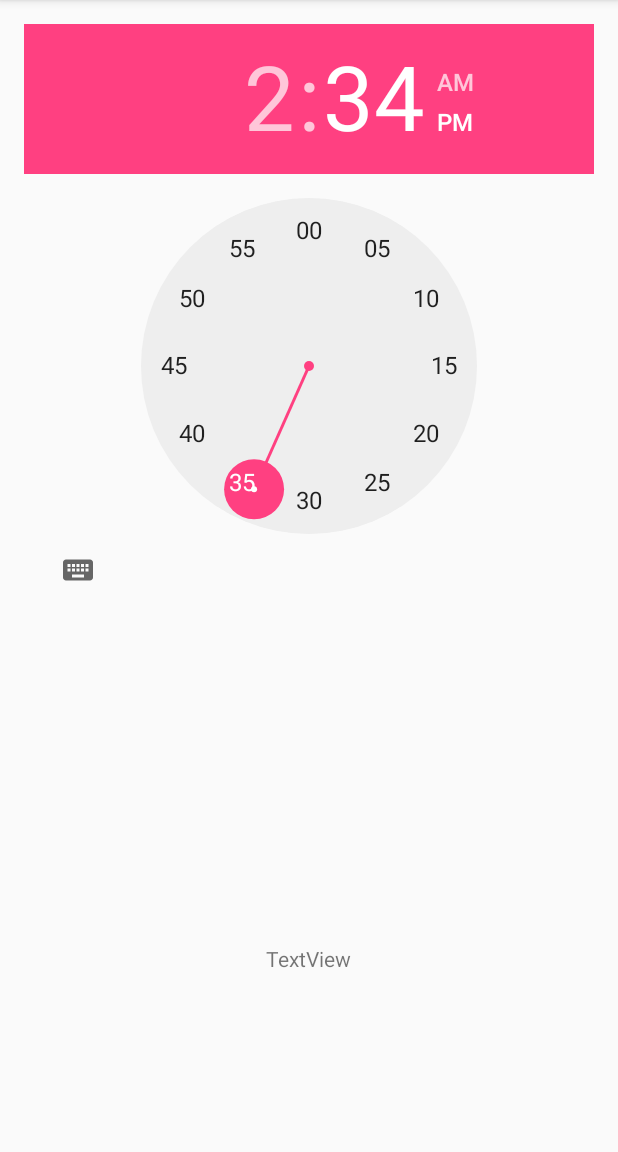
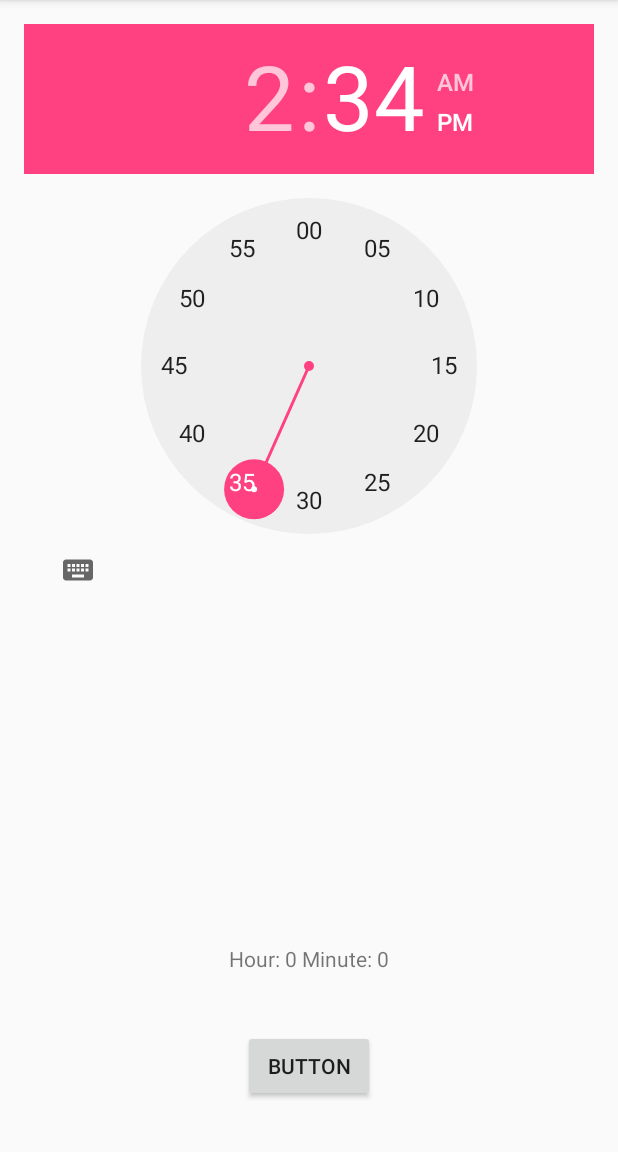
Before and after one commit to 16egong/HopHacks2017, an Android app: the screen it shows after launch (MainActivity), after a tap on "PM", on a phone screen of 412 x 824 dp, the part 84-1236 px from its top. Run offline under Robolectric (Android 15) with nearby library versions, the phone set to English and light mode, and no system bars; 2 other taps on this screen came first.

Commit message:
Tried placing everything in onCreate

```diff
--- a/HopHacks2017SADAlarm/app/src/main/java/com/hackathon/hophacks2017sadalarm/MainActivity.java
+++ b/HopHacks2017SADAlarm/app/src/main/java/com/hackathon/hophacks2017sadalarm/MainActivity.java
@@ -15,6 +15,16 @@ public class MainActivity extends AppCompatActivity implements TimePickerDialog.
     protected void onCreate(Bundle savedInstanceState) {
         super.onCreate(savedInstanceState);
         setContentView(R.layout.activity_main);
+
+        TimePicker tp = (TimePicker) findViewById(R.id.timePicker);
+        final TextView alarmTime = (TextView) findViewById(R.id.alarmTime);
+        tp.setOnTimeChangedListener(new TimePicker.OnTimeChangedListener() {
+            @Override
+            public void onTimeChanged(TimePicker view, int h, int m) {
+                alarmTime.setText("Hour: " + hour + " Minute: " + minute);
+            }
+        }
+        );
     }
 
 
--- a/HopHacks2017SADAlarm/app/src/main/res/layout/activity_main.xml
+++ b/HopHacks2017SADAlarm/app/src/main/res/layout/activity_main.xml
@@ -24,4 +24,15 @@
         android:layout_centerHorizontal="true"
         android:layout_marginBottom="103dp" />
 
+    <Button
+        android:text="Button"
+        android:layout_width="wrap_content"
+        android:layout_height="wrap_content"
+        android:layout_alignParentBottom="true"
+        android:layout_centerHorizontal="true"
+        android:layout_marginBottom="17dp"
+        android:id="@+id/setButton"
+        tools:text="Set Alarm"
+        android:onClick="showTimePickerDialog" />
+
 </RelativeLayout>
```
